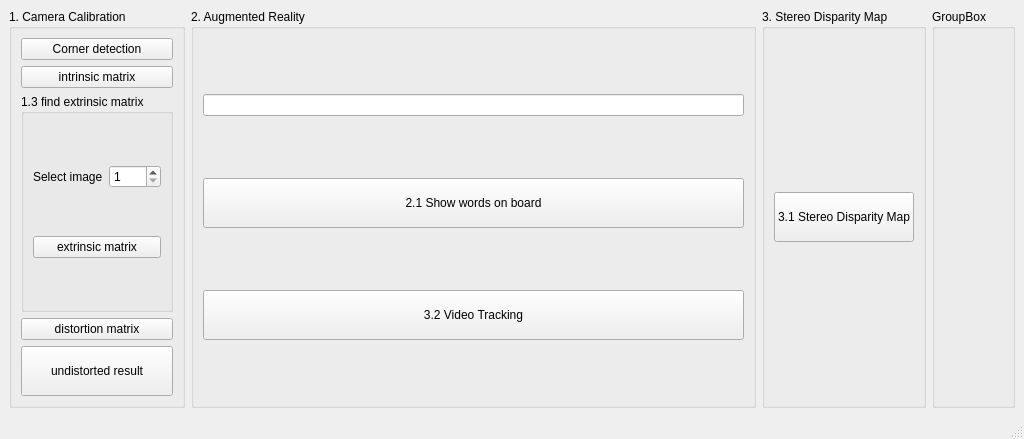
Old version of the form hw1/mainwindow.ui in the repository cicero884/CVDL_2021.
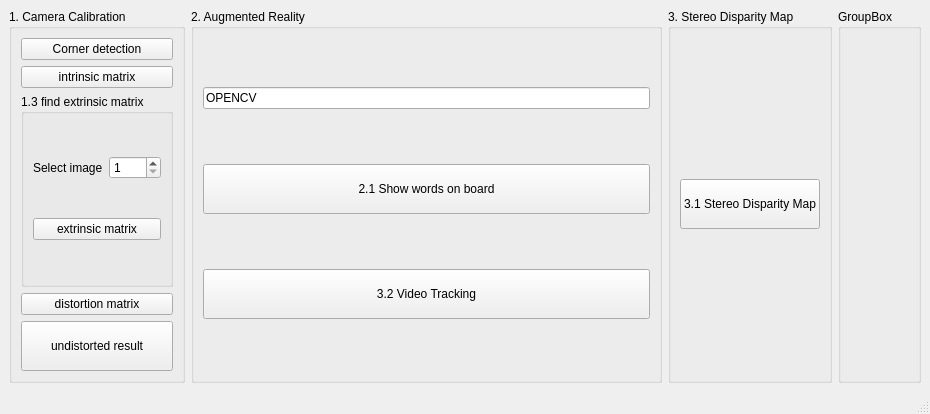
New version of the form.

Patch:
```diff
--- a/hw1/mainwindow.ui
+++ b/hw1/mainwindow.ui
@@ -6,8 +6,8 @@
    <rect>
     <x>0</x>
     <y>0</y>
-    <width>1024</width>
-    <height>439</height>
+    <width>930</width>
+    <height>414</height>
    </rect>
   </property>
   <property name="windowTitle">
@@ -107,7 +107,14 @@
       </property>
       <layout class="QVBoxLayout" name="verticalLayout_5">
        <item>
-        <widget class="QLineEdit" name="lineEdit"/>
+        <widget class="QLineEdit" name="lineEdit">
+         <property name="text">
+          <string>OPENCV</string>
+         </property>
+         <property name="maxLength">
+          <number>6</number>
+         </property>
+        </widget>
        </item>
        <item>
         <widget class="QPushButton" name="btn3_1">
```
